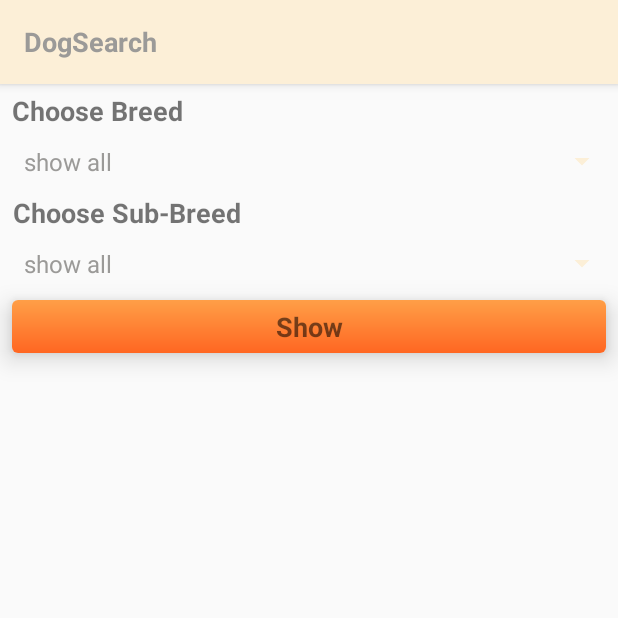
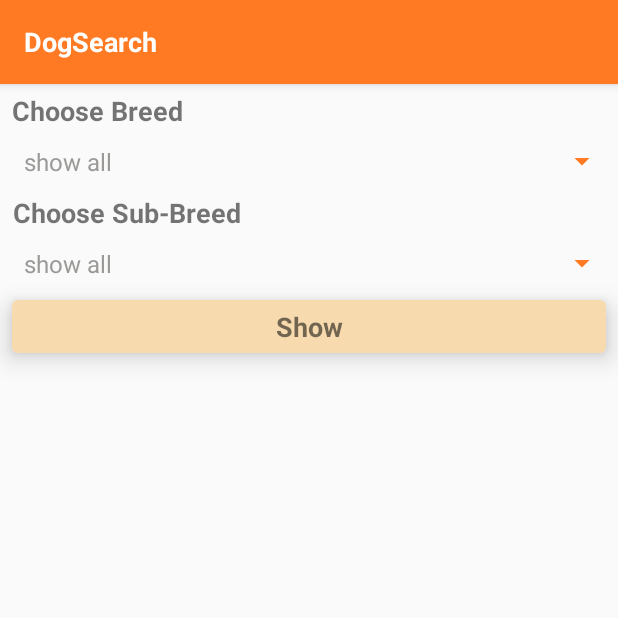
Before and after one commit to annaqinzhi/DogSearch, an Android app: the screen it shows after launch (MainActivity), on a phone screen of 412 x 824 dp, the top half of it. Run offline under Robolectric (Android 15) with nearby library versions, the phone set to English and light mode, and no system bars; our stand-ins replace RxJava, Timber; network calls fail.

Commit message:
UI updated

```diff
--- a/app/src/main/res/layout/activity_main.xml
+++ b/app/src/main/res/layout/activity_main.xml
@@ -56,6 +56,7 @@
             android:layout_width="match_parent"
             android:layout_height="match_parent"
             android:gravity="center"
+            android:backgroundTint="@color/gradientStartColor"
             android:background="@drawable/gradient_background_color"
             android:text="@string/look" />
 
--- a/app/src/main/res/values/colors.xml
+++ b/app/src/main/res/values/colors.xml
@@ -1,6 +1,6 @@
 <?xml version="1.0" encoding="utf-8"?>
 <resources>
-    <color name="colorPrimary">#FCEFD7</color>
+    <color name="colorPrimary">#FF7A22</color>
     <color name="colorOrange">#FFA37A</color>
     <color name="colorGreen">#008577</color>
     <color name="colorPrimaryDark">#9B9A98</color>
--- a/app/src/main/res/values/styles.xml
+++ b/app/src/main/res/values/styles.xml
@@ -1,7 +1,7 @@
 <resources>
 
     <!-- Base application theme. -->
-    <style name="AppTheme" parent="Theme.AppCompat.Light">
+    <style name="AppTheme" parent="Theme.AppCompat.Light.DarkActionBar">
         <!-- Customize your theme here. -->
         <item name="colorPrimary">@color/colorPrimary</item>
         <item name="colorPrimaryDark">@color/colorPrimaryDark</item>
```
